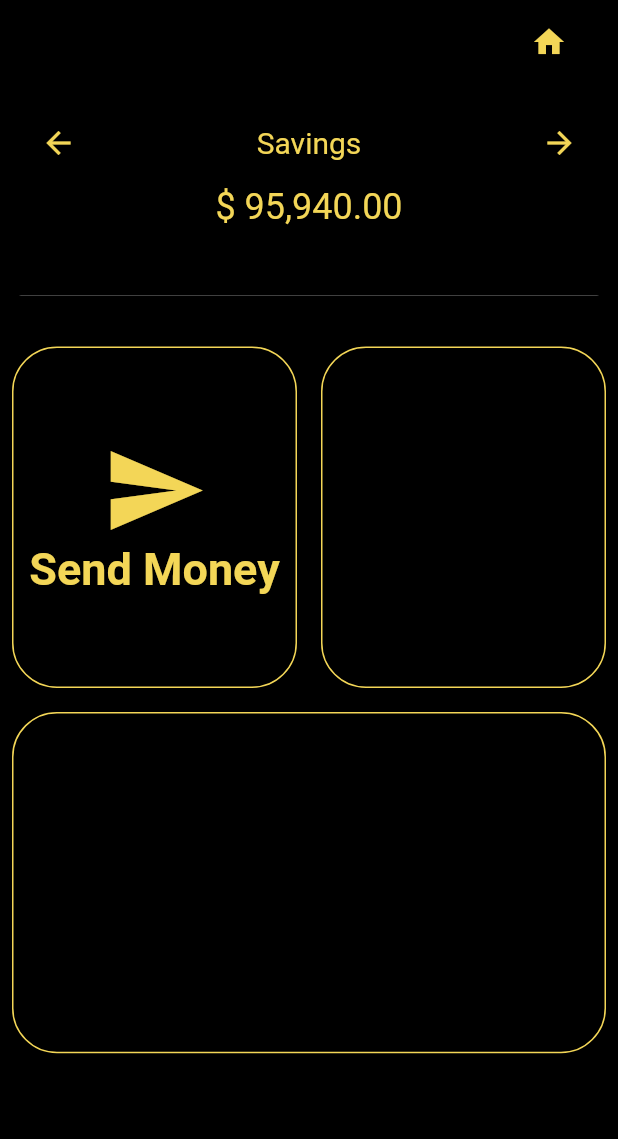
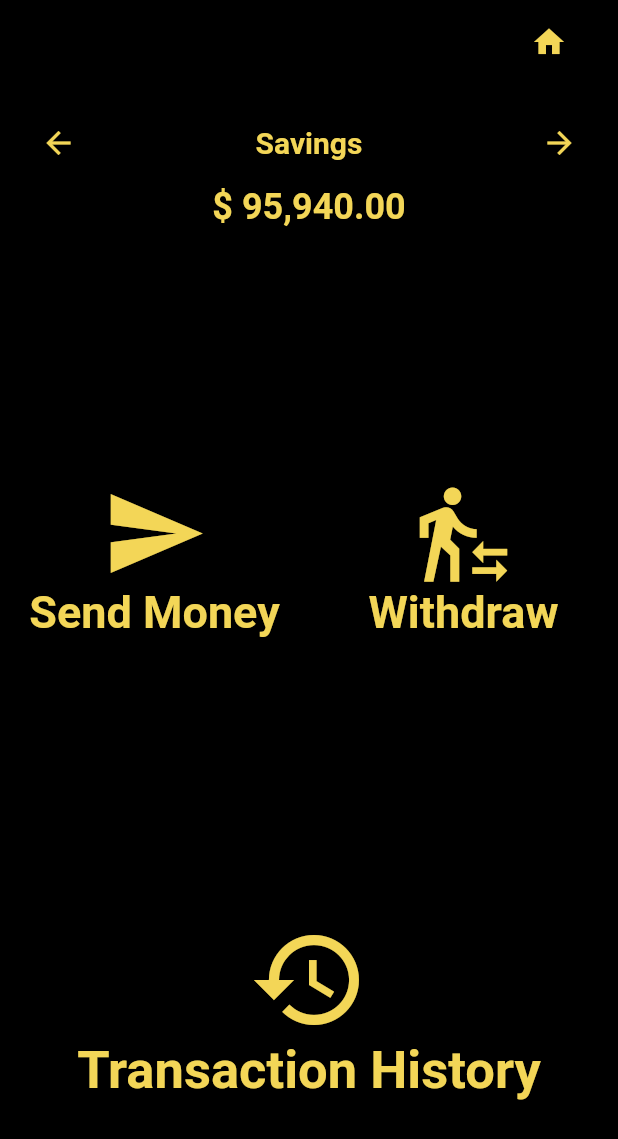
Before and after one commit to silentl007/bankapptest, a Flutter app: the Home screen opened directly, on a phone screen of 412 x 824 dp. Shown: the top 1139 px of the screen. Run offline on Flutter 3.47's test engine with Material 2 defaults, Android fonts, the phone set to English and light mode, and no system bars.

Commit message:
finished home design

```diff
--- a/lib/home.dart
+++ b/lib/home.dart
@@ -20,7 +20,13 @@ class _HomeState extends State<Home> {
       child: Scaffold(
         backgroundColor: UserColors.blackbackground,
         appBar: userWidgets.userappbar(Icons.home),
-          body: Column(
+        body: success(),
+      ),
+    ));
+  }
+
+  success() {
+    return Column(
       children: [
         accountDetails(),
         Divider(),
@@ -36,11 +42,11 @@ class _HomeState extends State<Home> {
                       children: [
                         Expanded(
                             flex: 1,
+                            child: InkWell(
                               child: Container(
                                 height: double.infinity,
                                 width: double.infinity,
                                 decoration: decorContainer(),
-                                  child: Center(
                                 child: columnContainer(
                                     'Send Money', Icons.send, 70, 30),
                               ),
@@ -48,10 +54,14 @@ class _HomeState extends State<Home> {
                         VerticalDivider(),
                         Expanded(
                             flex: 1,
+                            child: InkWell(
                               child: Container(
                                 height: double.infinity,
                                 width: double.infinity,
                                 decoration: decorContainer(),
+                                child: columnContainer('Withdraw',
+                                    Icons.transfer_within_a_station, 70, 30),
+                              ),
                             )),
                       ],
                     ),
@@ -60,29 +70,27 @@ class _HomeState extends State<Home> {
                 Divider(),
                 Expanded(
                   flex: 2,
+                  child: InkWell(
                     child: Container(
                         height: double.infinity,
                         width: double.infinity,
                         decoration: decorContainer(),
-                      ),
-                    ),
-                    Expanded(
-                      flex: 1,
-                      child: Container(
-                        color: Colors.transparent,
+                        child: columnContainer(
+                            'Transaction History', Icons.history, 80, 35)),
                   ),
                 ),
               ],
             ),
-              )),
+          ),
+        ),
       ],
-          )),
-    ));
+    );
   }
 
   columnContainer(
       String text, IconData icon, double iconSize, double textSize) {
-    return Column(
+    return Center(
+      child: Column(
         mainAxisAlignment: MainAxisAlignment.center,
         children: [
           Icon(
@@ -98,24 +106,25 @@ class _HomeState extends State<Home> {
                 fontWeight: FontWeight.bold),
           )
         ],
+      ),
     );
   }
 
   decorContainer() {
     return BoxDecoration(
         border: Border.all(
-          color: UserColors.yellowColor,
+            // color: UserColors.yellowColor,
             ),
         borderRadius: BorderRadius.all(Radius.circular(30)));
   }
 
   accountDetails() {
     return Card(
+      color: Colors.transparent,
       margin: EdgeInsets.all(10.0),
       child: Container(
           color: UserColors.blackbackground,
           padding: EdgeInsets.all(5.0),
-          // color: Color(0xFF015FFF),
           child: Column(
             children: <Widget>[
               Row(
@@ -130,7 +139,9 @@ class _HomeState extends State<Home> {
                   ),
                   Text("Savings",
                       style: TextStyle(
-                          color: UserColors.yellowColor, fontSize: 20.0)),
+                          color: UserColors.yellowColor,
+                          fontSize: 20.0,
+                          fontWeight: FontWeight.bold)),
                   IconButton(
                     icon: Icon(
                       Icons.arrow_forward,
@@ -145,7 +156,9 @@ class _HomeState extends State<Home> {
                   padding: EdgeInsets.all(5.0),
                   child: Text(r"$ " "95,940.00",
                       style: TextStyle(
-                          color: UserColors.yellowColor, fontSize: 24.0)),
+                          color: UserColors.yellowColor,
+                          fontSize: 24.0,
+                          fontWeight: FontWeight.bold)),
                 ),
               ),
               SizedBox(height: 35.0),
--- a/lib/model.dart
+++ b/lib/model.dart
@@ -2,6 +2,7 @@ import 'dart:convert';
 import 'package:flutter/material.dart';
 import 'package:http/http.dart' as http;
 
+// use preferences to store login details (account number) then use it to fetch data when querying transactions
 class UserColors {
   static const blackbackground = Colors.black;
 //  static const blackbackground = Color(0xFF1C1C1C)
```
Lines whose indentation alone changed are shown as unchanged.
